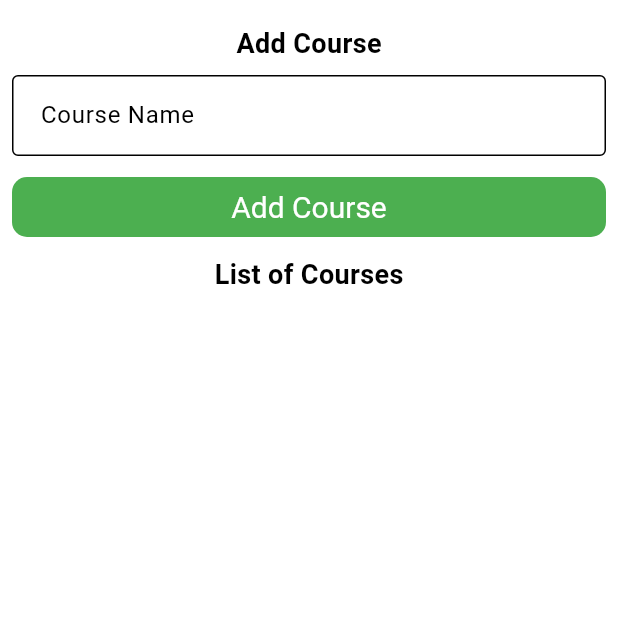
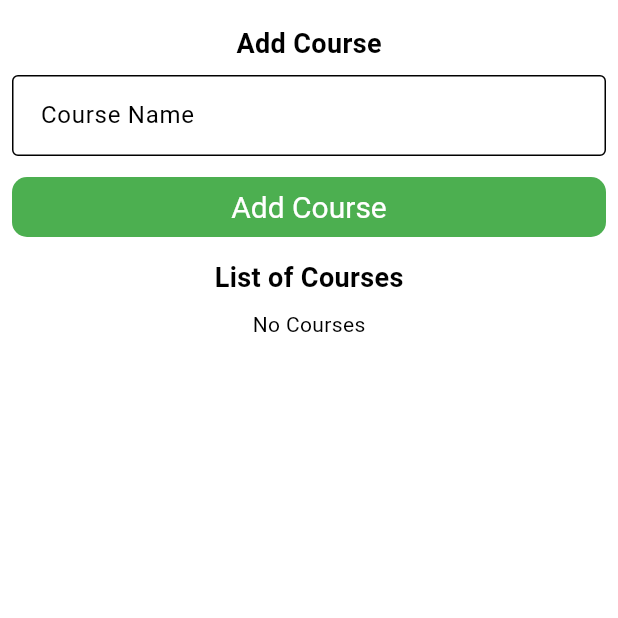
Before and after one commit to madhu502/student_management_clean_architecture, a Flutter app: the AddCourseView screen opened directly, on a phone screen of 412 x 824 dp, the top half of it. Run offline on Flutter 3.47's test engine with Material 3 defaults, Android fonts, the phone set to English and light mode, and no system bars; our stand-ins replace dartz, dio, equatable, flutter_riverpod, hive_flutter, image_picker and 2 more; accounts and stored records are empty; Roboto replaces fonts that are missing (Montserrat).

Commit message:
add course and batches

```diff
--- a/lib/features/batch/presentation/state/batch_state.dart
+++ b/lib/features/batch/presentation/state/batch_state.dart
@@ -19,6 +19,8 @@ class BatchState {
     );
   }
 
+  get lstCourses => null;
+
   BatchState copywith({
     List<BatchEntity>? lstBatches,
     bool? isLoading,
--- a/lib/features/courses/presentation/view/add_course_view.dart
+++ b/lib/features/courses/presentation/view/add_course_view.dart
@@ -1,5 +1,7 @@
 import 'package:flutter/material.dart';
 import 'package:flutter_riverpod/flutter_riverpod.dart';
+import 'package:student_management_starter/features/courses/domain/entity/course_entity.dart';
+import 'package:student_management_starter/features/courses/presentation/viewmodel/course_view_model.dart';
 
 class AddCourseView extends ConsumerStatefulWidget {
   const AddCourseView({super.key});
@@ -13,6 +15,7 @@ class _AddCourseViewState extends ConsumerState<AddCourseView> {
   var gap = const SizedBox(height: 8);
   @override
   Widget build(BuildContext context) {
+    var courseState = ref.watch(courseViewModelProvider);
     return Scaffold(
       body: SafeArea(
         child: Padding(
@@ -48,11 +51,16 @@ class _AddCourseViewState extends ConsumerState<AddCourseView> {
               SizedBox(
                 width: double.infinity,
                 child: ElevatedButton(
-                  onPressed: () {},
+                  onPressed: () {
+                    ref.read(courseViewModelProvider.notifier).addCourse(
+                        CourseEntity(courseName: courseController.text));
+                  },
                   child: const Text('Add Course'),
                 ),
               ),
-              gap,
+              const SizedBox(
+                height: 10,
+              ),
               const Align(
                 alignment: Alignment.center,
                 child: Text(
@@ -63,7 +71,33 @@ class _AddCourseViewState extends ConsumerState<AddCourseView> {
                   ),
                 ),
               ),
+
               gap,
+              //Display List of Courses
+              if (courseState.isLoading) ...{
+                const Center(child: CircularProgressIndicator()),
+              } else if (courseState.error != null) ...{
+                Text(courseState.error.toString()),
+              } else if (courseState.lstCourses.isEmpty) ...{
+                const Center(
+                  child: Text('No Courses'),
+                )
+              } else ...{
+                Expanded(
+                  child: ListView.builder(
+                    itemCount: courseState.lstCourses.length,
+                    itemBuilder: (context, index) {
+                      var course = courseState.lstCourses[index];
+                      return ListTile(
+                        title: Text(course.courseName),
+                        subtitle: Text(course.courseId ?? ''),
+                        trailing: IconButton(
+                            icon: const Icon(Icons.delete), onPressed: () {}),
+                      );
+                    },
+                  ),
+                )
+              },
             ],
           ),
         ),
```
Also changed, not shown: lib/features/batch/presentation/view/add_batch_view.dart (+33 -6 lines).
